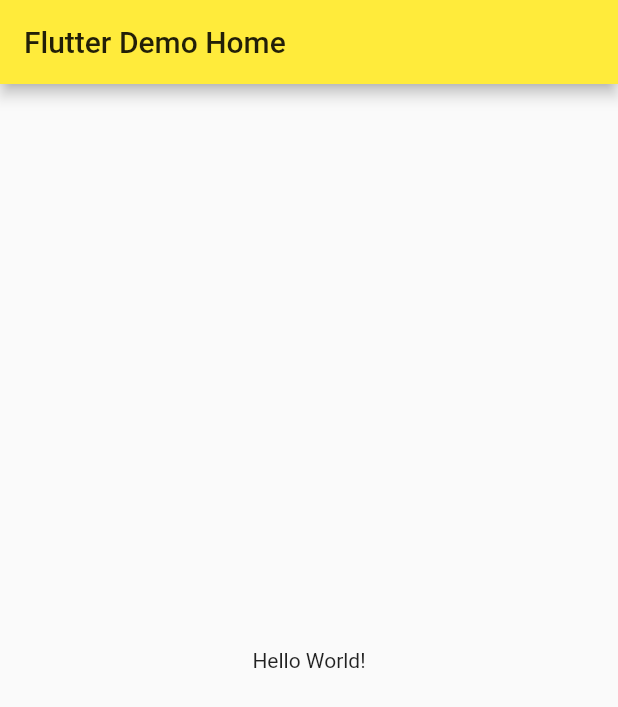
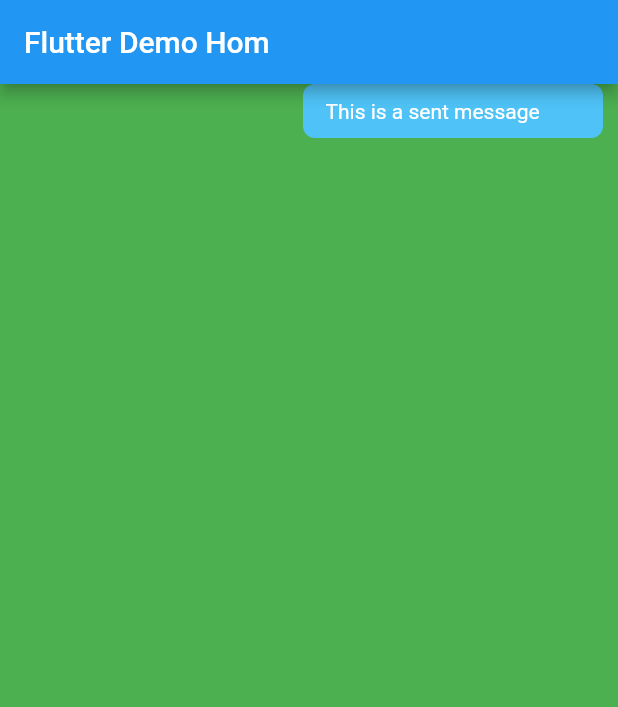
Before and after one commit to charlielukman/flutterchat, a Flutter app: the screen it shows after launch, on a phone screen of 412 x 824 dp. Shown: the top 707 px of the screen. Run offline on Flutter 3.47's test engine with Material 2 defaults, Android fonts, the phone set to English and light mode, and no system bars.

Commit message:
add chat page

```diff
--- /dev/null
+++ b/lib/config/Palette.dart
@@ -0,0 +1,29 @@
+import 'package:flutter/material.dart';
+
+class Palette{
+  static Color primaryBackgroundColor = Colors.white;
+  static Color primaryColor = Colors.white;
+  static Color accentColor = Color(0xff4fc3f7);
+  static Color secondaryColor = Colors.black;
+
+  static Color gradientStartColor = accentColor;
+  static Color gradientEndColor = Color(0xff6aa8fd);
+  static Color errorGradientStartColor = Color(0xffd50000);
+  static Color errorGradientEndColor = Color(0xff9b0000);
+
+  static Color primaryTextColorLight = Colors.white;
+  static Color secondaryTextColorLight = Colors.white70;
+  static Color hintTextColorLight = Colors.white70;
+
+  static Color primaryTextColor = Colors.black;
+  static Color secondaryTextColor = Colors.black26;
+
+
+  static Color selfMessageBackgroundColor = Color(0xff4fc3f7);
+  static Color otherMessageBackgroundColor = Colors.white;
+
+  static Color selfMessageColor = Colors.white;
+  static Color otherMessageColor = Color(0xff3f3f3f);
+
+  static Color greyColor = Colors.grey;
+}
--- a/lib/main.dart
+++ b/lib/main.dart
@@ -1,4 +1,5 @@
 import 'package:flutter/material.dart';
+import 'package:flutterchat/widgets/ChatItemWidget.dart';
 
 void main() => runApp(MyApp());
 
@@ -9,9 +10,9 @@ class MyApp extends StatelessWidget {
     return MaterialApp(
       title: 'Flutter Chat App',
       theme: ThemeData(
-        primarySwatch: Colors.yellow,
+        primarySwatch: Colors.blue,
       ),
-      home: MyHomePage(title: 'Flutter Demo Home'),
+      home: MyHomePage(title: 'Flutter Demo Hom'),
     );
   }
 }
@@ -36,7 +37,7 @@ class _MyHomePageState extends State<MyHomePage> {
         title: Text(widget.title),
       ),
       body: Center(
-        child: Text('Hello World!')
+        child: ChatItemWidget(2)
       )
     );
   }
--- /dev/null
+++ b/lib/widgets/ChatItemWidget.dart
@@ -0,0 +1,40 @@
+import 'package:flutter/material.dart';
+import 'package:flutterchat/config/Palette.dart';
+import 'package:intl/intl.dart';
+
+class ChatItemWidget extends StatelessWidget {
+  var index;
+
+  ChatItemWidget(this.index);
+
+  @override
+  Widget build(BuildContext context) {
+    if (index % 2 == 0) {
+      // this is sent message , will get from firebase
+      return Container(
+        child: Column(children: <Widget>[
+          Row(
+            children: <Widget>[
+              Container(
+                child: Text(
+                  'This is a sent message',
+                  style: TextStyle(color: Palette.selfMessageColor)
+                ),
+                padding: EdgeInsets.fromLTRB(15.0, 10.0, 15.0, 10.0),
+                width: 200,
+                decoration: BoxDecoration(
+                  color: Palette.selfMessageBackgroundColor,
+                  borderRadius: BorderRadius.circular(8.0),
+                ),
+                margin: EdgeInsets.only(right: 10.0),
+              )
+            ],
+            mainAxisAlignment: MainAxisAlignment.end,
+          )
+        ],),
+        color: Colors.green,
+      );
+
+    }
+  }
+}
--- a/pubspec.yaml
+++ b/pubspec.yaml
@@ -19,6 +19,7 @@ environment:
 dependencies:
   flutter:
     sdk: flutter
+  intl: ^0.15.8
 
   # The following adds the Cupertino Icons font to your application.
   # Use with the CupertinoIcons class for iOS style icons.
```
Also changed, not shown: lib/config/Assets.dart (added, +11 -0 lines), lib/pages/ConversationPage.dart (added, +29 -0 lines), lib/widgets/ChatAppBar.dart (added, +102 -0 lines), assets/user.png (added), lib/pages/ConversationPageList.dart (added), lib/widgets/ChatListWidget.dart (added), lib/widgets/InputWidget.dart (added).
